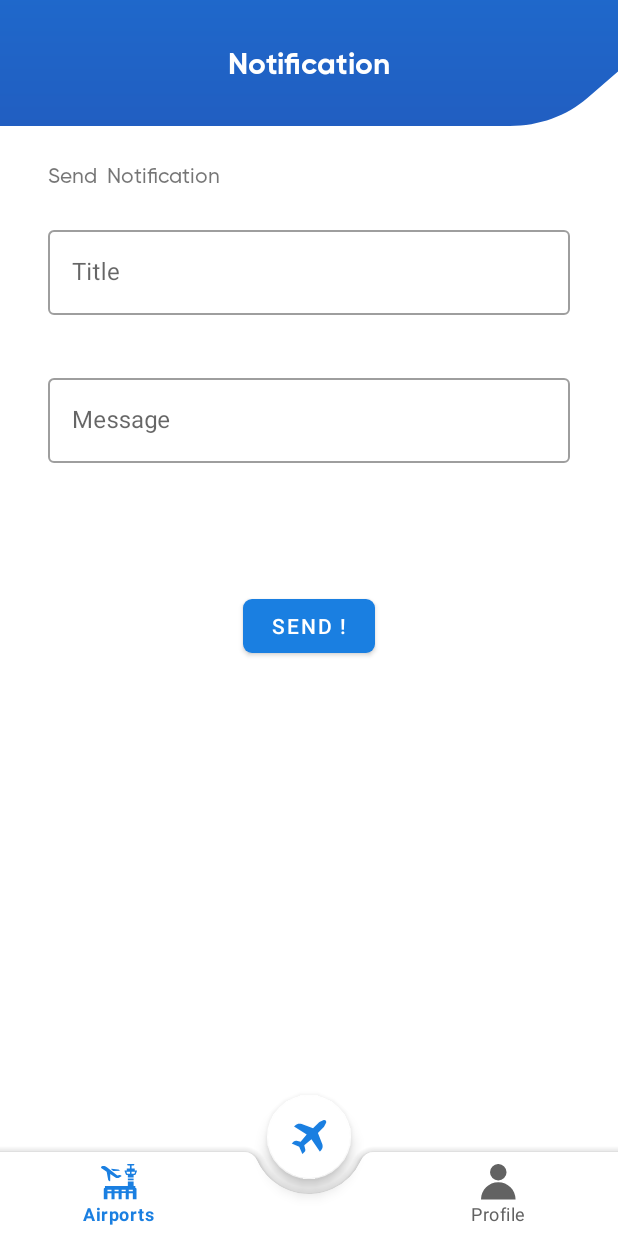
After one commit to emre-ozcan/Flight-App, an Android app: the NotificationFragment screen opened through its navigation route, on a phone screen of 412 x 824 dp. The commit adds this screen. Run offline under Robolectric (Android 15) with nearby library versions, the phone set to English and light mode, and no system bars; our stand-ins replace Firebase (no records; nobody signed in at launch, a user with empty details on screens opened directly), navigation-ui; libraries missing offline, so code that uses them is left out: com.karumi.dexter; 6 statements that could not run were skipped.

Commit message:
Push Notification

```diff
--- /dev/null
+++ b/app/src/main/java/com/emreozcan/flightapp/models/notification/NotificationData.kt
@@ -0,0 +1,6 @@
+package com.emreozcan.flightapp.models.notification
+
+class NotificationData(
+    var title: String,
+    var message: String
+)
--- /dev/null
+++ b/app/src/main/java/com/emreozcan/flightapp/models/notification/PushNotification.kt
@@ -0,0 +1,6 @@
+package com.emreozcan.flightapp.models.notification
+
+data class PushNotification(
+    val data: NotificationData,
+    val to: String
+)
--- a/app/src/main/java/com/emreozcan/flightapp/ui/LoginActivity.kt
+++ b/app/src/main/java/com/emreozcan/flightapp/ui/LoginActivity.kt
@@ -10,10 +10,12 @@ import com.emreozcan.flightapp.R
 import com.emreozcan.flightapp.databinding.ActivityLoginBinding
 import com.emreozcan.flightapp.ui.fragments.onboarding.FirstScreen
 import com.emreozcan.flightapp.ui.fragments.onboarding.VideoFragment
+import com.emreozcan.flightapp.util.Constants.Companion.AIRPORT_TOPIC
 import com.emreozcan.flightapp.viewmodel.MainViewModel
 import com.google.android.material.dialog.MaterialAlertDialogBuilder
 import com.google.firebase.analytics.FirebaseAnalytics
 import com.google.firebase.ktx.Firebase
+import com.google.firebase.messaging.FirebaseMessaging
 
 class LoginActivity : AppCompatActivity() {
 
@@ -31,6 +33,9 @@ class LoginActivity : AppCompatActivity() {
             this.putString("application","start")
         }
         firebaseAnalytics.logEvent("LoginActivity_OnCreate",bundle)
+
+        FirebaseMessaging.getInstance().subscribeToTopic(AIRPORT_TOPIC)
+
 
     }
 
--- /dev/null
+++ b/app/src/main/java/com/emreozcan/flightapp/ui/fragments/notification/NotificationFragment.kt
@@ -0,0 +1,79 @@
+package com.emreozcan.flightapp.ui.fragments.notification
+
+import android.os.Bundle
+import androidx.fragment.app.Fragment
+import android.view.LayoutInflater
+import android.view.View
+import android.view.ViewGroup
+import androidx.core.widget.doOnTextChanged
+import androidx.fragment.app.viewModels
+import com.emreozcan.flightapp.R
+import com.emreozcan.flightapp.databinding.FragmentNotificationBinding
+import com.emreozcan.flightapp.models.notification.NotificationData
+import com.emreozcan.flightapp.models.notification.PushNotification
+import com.emreozcan.flightapp.util.Constants.Companion.AIRPORT_TOPIC
+import com.emreozcan.flightapp.viewmodel.MainViewModel
+
+
+class NotificationFragment : Fragment() {
+
+    private var _binding: FragmentNotificationBinding?= null
+    private val binding get() = _binding!!
+
+    private val mainViewModel: MainViewModel by viewModels()
+
+    private var titleLength = 0
+    private var messageLength = 0
+
+
+    override fun onCreateView(
+        inflater: LayoutInflater, container: ViewGroup?,
+        savedInstanceState: Bundle?
+    ): View {
+        _binding = FragmentNotificationBinding.inflate(inflater,container,false)
+
+        textInputDoOnTextChange()
+
+
+        binding.buttonNotification.setOnClickListener {
+            val title = binding.titleNotificationEditText.text.toString().trim()
+            val message = binding.messageNotificationEditText.text.toString().trim()
+
+            val notificationData = NotificationData(title,message)
+            val pushNotification = PushNotification(notificationData,AIRPORT_TOPIC)
+
+            mainViewModel.sendNotification(pushNotification,requireContext())
+
+        }
+        binding.buttonNotification.isClickable = false
+
+        return binding.root
+    }
+    private fun textInputDoOnTextChange(){
+        binding.messageNotificationEditText.doOnTextChanged { text, _, _, _ ->
+            messageLength = text!!.length
+            if (messageLength == 0){
+                binding.textInputLayoutMessage.error = "Empty !"
+                binding.buttonNotification.isClickable = false
+            }else{
+                binding.textInputLayoutMessage.isErrorEnabled = false
+                binding.buttonNotification.isClickable = true
+            }
+        }
+        binding.titleNotificationEditText.doOnTextChanged { text, _, _, _ ->
+            titleLength = text!!.length
+            if (titleLength == 0){
+                binding.textInputLayoutTitle.error = "Empty !"
+                binding.buttonNotification.isClickable = false
+            }else{
+                binding.textInputLayoutTitle.isErrorEnabled = false
+                binding.buttonNotification.isClickable = true
+            }
+        }
+    }
+
+    override fun onDestroyView() {
+        super.onDestroyView()
+        _binding = null
+    }
+}
--- a/app/src/main/java/com/emreozcan/flightapp/ui/fragments/onboarding/VideoFragment.kt
+++ b/app/src/main/java/com/emreozcan/flightapp/ui/fragments/onboarding/VideoFragment.kt
@@ -14,8 +14,6 @@ import androidx.viewpager2.widget.ViewPager2
 import com.emreozcan.flightapp.R
 import com.emreozcan.flightapp.databinding.FragmentVideoBinding
 import com.emreozcan.flightapp.viewmodel.MainViewModel
-import com.google.android.youtube.player.YouTubePlayer
-import com.pierfrancescosoffritti.androidyoutubeplayer.core.player.listeners.AbstractYouTubePlayerListener
 import com.pierfrancescosoffritti.androidyoutubeplayer.core.player.listeners.YouTubePlayerFullScreenListener
 
 
--- a/app/src/main/java/com/emreozcan/flightapp/ui/fragments/profile/ProfileFragment.kt
+++ b/app/src/main/java/com/emreozcan/flightapp/ui/fragments/profile/ProfileFragment.kt
@@ -79,6 +79,10 @@ class ProfileFragment : Fragment() {
             if (name.isNotEmpty()&&password.isNotEmpty()&&email.isNotEmpty()&&surname.isNotEmpty()){
                 mainViewModel.changeUserInformations(name, surname, email, password, requireContext())
             }
+        }
+
+        binding.buttonNotificationFragment.setOnClickListener {
+            findNavController().navigate(R.id.action_action_profile_to_notificationFragment)
         }
 
         return binding.root
--- /dev/null
+++ b/app/src/main/res/layout/fragment_notification.xml
@@ -0,0 +1,94 @@
+<?xml version="1.0" encoding="utf-8"?>
+<androidx.constraintlayout.widget.ConstraintLayout xmlns:android="http://schemas.android.com/apk/res/android"
+    xmlns:tools="http://schemas.android.com/tools"
+    android:layout_width="match_parent"
+    android:layout_height="match_parent"
+    xmlns:app="http://schemas.android.com/apk/res-auto"
+    tools:context=".ui.fragments.notification.NotificationFragment">
+
+    <androidx.appcompat.widget.Toolbar
+        android:id="@+id/toolbar"
+        android:layout_width="match_parent"
+        android:layout_height="wrap_content"
+        android:layout_gravity="top"
+        android:background="@drawable/ic_toolbar_background"
+        android:minHeight="?attr/actionBarSize"
+        android:theme="?attr/actionBarTheme"
+        app:layout_constraintEnd_toEndOf="parent"
+        app:layout_constraintStart_toStartOf="parent"
+        app:layout_constraintTop_toTopOf="parent"
+        app:titleTextColor="@color/white">
+
+        <TextView
+            android:layout_width="wrap_content"
+            android:layout_height="wrap_content"
+            android:layout_gravity="center"
+            android:fontFamily="@font/gilroy_bold"
+            android:text="Notification"
+            android:textColor="@color/white"
+            android:textSize="20sp" />
+    </androidx.appcompat.widget.Toolbar>
+
+    <com.google.android.material.textfield.TextInputLayout
+        android:id="@+id/textInputLayout_title"
+        style="@style/Widget.MaterialComponents.TextInputLayout.OutlinedBox"
+        android:layout_width="0dp"
+        android:layout_height="wrap_content"
+        android:layout_marginStart="32dp"
+        android:layout_marginTop="64dp"
+        android:layout_marginEnd="32dp"
+        app:errorEnabled="true"
+        app:layout_constraintEnd_toEndOf="parent"
+        app:layout_constraintStart_toStartOf="parent"
+        app:layout_constraintTop_toBottomOf="@+id/toolbar">
+
+        <com.google.android.material.textfield.TextInputEditText
+            android:id="@+id/title_notification_editText"
+            android:layout_width="match_parent"
+            android:layout_height="wrap_content"
+            android:hint="Title" />
+    </com.google.android.material.textfield.TextInputLayout>
+
+    <com.google.android.material.textfield.TextInputLayout
+        android:id="@+id/textInputLayout_message"
+        style="@style/Widget.MaterialComponents.TextInputLayout.OutlinedBox"
+        android:layout_width="0dp"
+        android:layout_height="wrap_content"
+        android:layout_marginStart="32dp"
+        android:layout_marginTop="16dp"
+        app:errorEnabled="true"
+        android:layout_marginEnd="32dp"
+        app:layout_constraintEnd_toEndOf="parent"
+        app:layout_constraintStart_toStartOf="parent"
+        app:layout_constraintTop_toBottomOf="@+id/textInputLayout_title">
+
+        <com.google.android.material.textfield.TextInputEditText
+            android:id="@+id/message_notification_editText"
+            android:layout_width="match_parent"
+            android:layout_height="wrap_content"
+            android:hint="Message" />
+    </com.google.android.material.textfield.TextInputLayout>
+
+    <Button
+        android:id="@+id/buttonNotification"
+        android:layout_width="wrap_content"
+        android:layout_height="wrap_content"
+        android:layout_marginTop="64dp"
+        android:clickable="false"
+        android:text="Send !"
+        app:cornerRadius="6dp"
+        app:layout_constraintEnd_toEndOf="@+id/textInputLayout_message"
+        app:layout_constraintStart_toStartOf="@+id/textInputLayout_message"
+        app:layout_constraintTop_toBottomOf="@+id/textInputLayout_message" />
+
+    <TextView
+        android:id="@+id/textView10"
+        android:layout_width="wrap_content"
+        android:layout_height="wrap_content"
+        android:layout_marginTop="24dp"
+        android:fontFamily="@font/gilroy_medium"
+        android:text="Send  Notification"
+        app:layout_constraintStart_toStartOf="@+id/textInputLayout_title"
+        app:layout_constraintTop_toBottomOf="@+id/toolbar" />
+
+</androidx.constraintlayout.widget.ConstraintLayout>
--- a/app/src/main/res/navigation/nav_graph_main.xml
+++ b/app/src/main/res/navigation/nav_graph_main.xml
@@ -23,6 +23,13 @@
         <action
             android:id="@+id/action_action_profile_to_flightHistoryFragment"
             app:destination="@id/flightHistoryFragment" />
+        <action
+            android:id="@+id/action_action_profile_to_notificationFragment"
+            app:destination="@id/notificationFragment"
+            app:enterAnim="@anim/from_right"
+            app:exitAnim="@anim/to_left"
+            app:popEnterAnim="@anim/from_left"
+            app:popExitAnim="@anim/to_right" />
     </fragment>
     <fragment
         android:id="@+id/action_airports"
@@ -98,4 +105,9 @@
             android:name="flightList"
             app:argType="com.emreozcan.flightapp.models.Flights[]" />
     </fragment>
+    <fragment
+        android:id="@+id/notificationFragment"
+        android:name="com.emreozcan.flightapp.ui.fragments.notification.NotificationFragment"
+        android:label="fragment_notification"
+        tools:layout="@layout/fragment_notification" />
 </navigation>
```
Also changed, not shown: app/build.gradle (+28 -9 lines), app/src/main/AndroidManifest.xml (+12 -0 lines), app/src/main/java/com/emreozcan/flightapp/data/RetrofitObject.kt (added, +21 -0 lines), app/src/main/java/com/emreozcan/flightapp/data/network/NotificationApi.kt (added, +20 -0 lines), app/src/main/java/com/emreozcan/flightapp/services/MessagingService.kt (added, +63 -0 lines), app/src/main/java/com/emreozcan/flightapp/util/Constants.kt (+5 -3 lines), app/src/main/java/com/emreozcan/flightapp/util/PlayYoutubeVideo.kt (deleted, +0 -32 lines), app/src/main/java/com/emreozcan/flightapp/viewmodel/MainViewModel.kt (+20 -0 lines), app/src/main/res/layout/fragment_profile.xml (+13 -2 lines).
